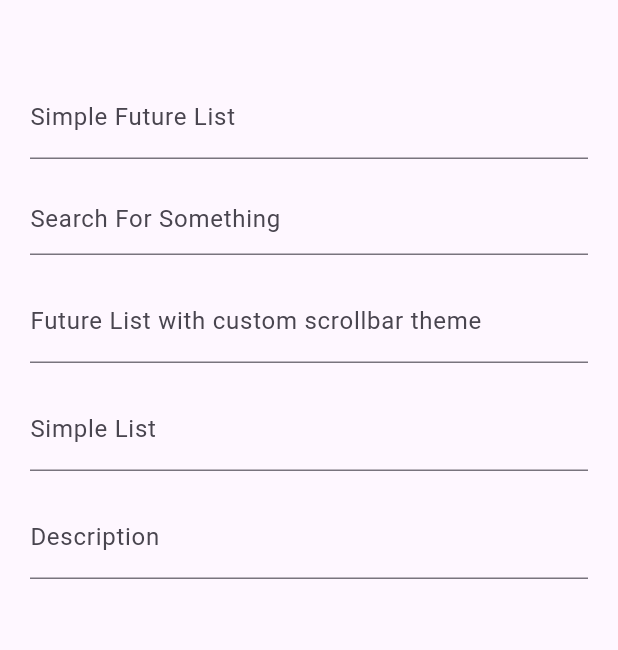
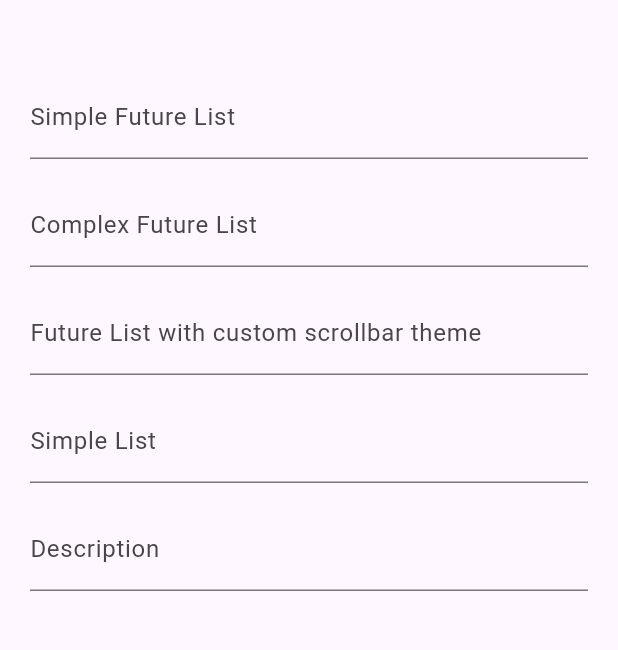
Before and after one commit to alexrindone/flutter_textfield_search, a Flutter app: the screen it shows after launch, on a phone screen of 412 x 824 dp, the part 63-713 px from its top. Run offline on Flutter 3.47's test engine with Material 3 defaults, Android fonts, the phone set to English and light mode, and no system bars.

Commit message:
Some updates to example

```diff
--- a/example/lib/main.dart
+++ b/example/lib/main.dart
@@ -70,6 +70,7 @@ class _MyHomePageState extends State<MyHomePage> {
 
   // mocking a future
   Future<List> fetchSimpleData() async {
+    print("Calling future simple data...");
     await Future.delayed(Duration(milliseconds: 2000));
     List _list = <dynamic>[];
     // create a list from the text input of three items
@@ -82,12 +83,13 @@ class _MyHomePageState extends State<MyHomePage> {
 
   // mocking a future that returns List of Objects
   Future<List> fetchComplexData() async {
+    print("Calling future complex data");
     await Future.delayed(Duration(milliseconds: 1000));
     List _list = <dynamic>[];
     List _jsonList = [
-      {'label': 'Text' + ' Item 1', 'value': 30},
-      {'label': 'Text' + ' Item 2', 'value': 31},
-      {'label': 'Text' + ' Item 3', 'value': 32},
+      {'label': 'Test' + ' Item 1', 'value': 30},
+      {'label': 'Test' + ' Item 2', 'value': 31},
+      {'label': 'Test' + ' Item 3', 'value': 32},
     ];
     // create a list from the text input of three items
     // to mock a list of items from an http call where
@@ -96,7 +98,7 @@ class _MyHomePageState extends State<MyHomePage> {
     _list.add(new TestItem.fromJson(_jsonList[0]));
     _list.add(new TestItem.fromJson(_jsonList[1]));
     _list.add(new TestItem.fromJson(_jsonList[2]));
-
+  print(_list);
     return _list;
   }
 
@@ -132,9 +134,7 @@ class _MyHomePageState extends State<MyHomePage> {
                 getSelectedValue: (item) {
                   print(item);
                 },
-                minStringLength: 5,
-                textStyle: TextStyle(color: Colors.red),
-                decoration: InputDecoration(hintText: 'Search For Something'),
+                minStringLength: 4,
               ),
               SizedBox(height: 16),
               TextFieldSearch(
```
